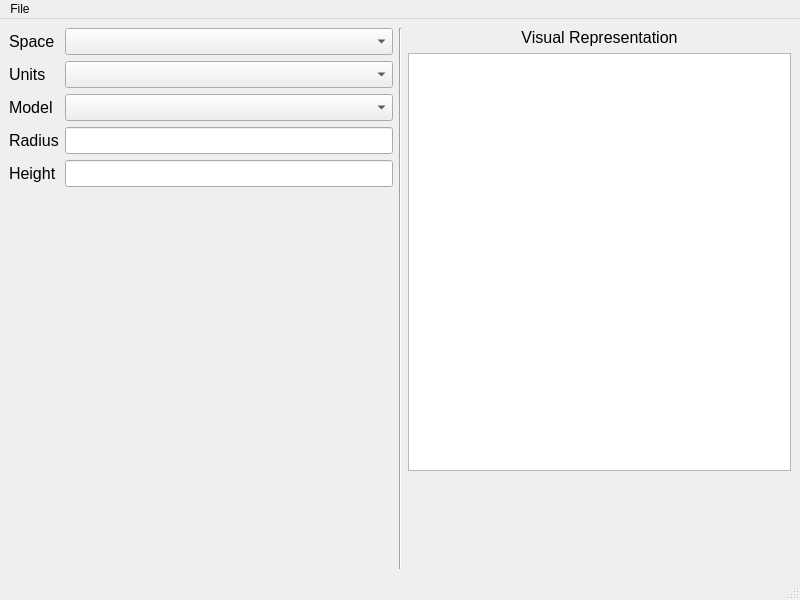
Above: mainwindow.ui from grandrx10/ShapeLooker before the change. Below: the same form after it.
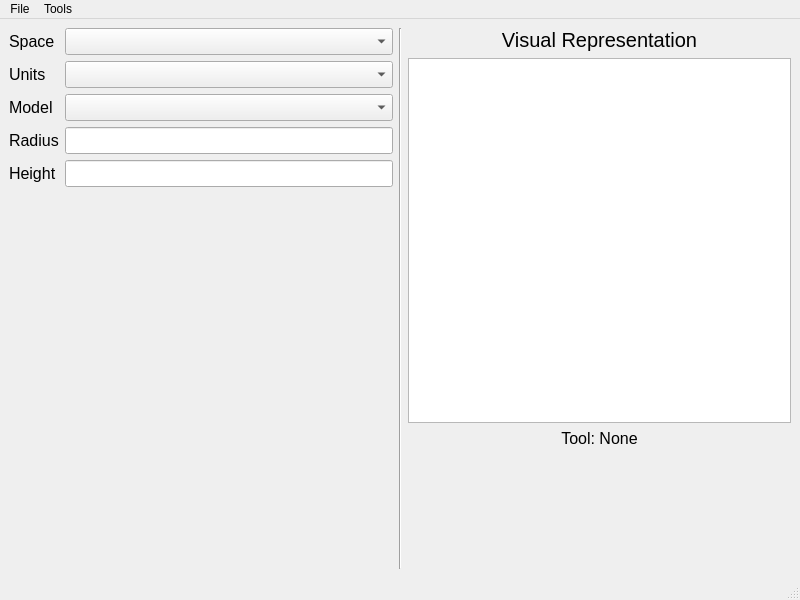
That is the form after the change.

Commit message: Added the toolbar, and tools: circle, rectangle, line, eraser

What changed in the file:
```diff
--- a/mainwindow.ui
+++ b/mainwindow.ui
@@ -14,42 +14,9 @@
    <string>MainWindow</string>
   </property>
   <widget class="QWidget" name="centralwidget">
-   <layout class="QGridLayout" name="gridLayout_2">
-    <item row="0" column="2">
-     <layout class="QGridLayout" name="gridLayout_3" rowstretch="0,3,0" columnstretch="0">
-      <item row="0" column="0">
-       <widget class="QLabel" name="label_6">
-        <property name="font">
-         <font>
-          <pointsize>12</pointsize>
-         </font>
-        </property>
-        <property name="text">
-         <string>Visual Representation</string>
-        </property>
-        <property name="alignment">
-         <set>Qt::AlignmentFlag::AlignCenter</set>
-        </property>
-       </widget>
-      </item>
-      <item row="2" column="0">
-       <spacer name="verticalSpacer">
-        <property name="orientation">
-         <enum>Qt::Orientation::Vertical</enum>
-        </property>
-        <property name="sizeHint" stdset="0">
-         <size>
-          <width>20</width>
-          <height>98</height>
-         </size>
-        </property>
-       </spacer>
-      </item>
-      <item row="1" column="0">
-       <widget class="QGraphicsView" name="graphicsView"/>
-      </item>
-     </layout>
-    </item>
+   <layout class="QHBoxLayout" name="horizontalLayout">
+    <item>
+     <layout class="QGridLayout" name="gridLayout_3">
     <item row="0" column="0">
      <layout class="QGridLayout" name="gridLayout">
       <item row="0" column="0">
@@ -179,6 +146,58 @@
       </property>
      </widget>
     </item>
+      <item row="0" column="2">
+       <layout class="QGridLayout" name="gridLayout_2" rowstretch="0,3,0,1">
+        <item row="0" column="0">
+         <widget class="QLabel" name="label_6">
+          <property name="font">
+           <font>
+            <pointsize>15</pointsize>
+           </font>
+          </property>
+          <property name="text">
+           <string>Visual Representation</string>
+          </property>
+          <property name="alignment">
+           <set>Qt::AlignmentFlag::AlignCenter</set>
+          </property>
+         </widget>
+        </item>
+        <item row="1" column="0">
+         <widget class="QGraphicsView" name="graphicsView"/>
+        </item>
+        <item row="2" column="0">
+         <widget class="QLabel" name="labelTool">
+          <property name="font">
+           <font>
+            <pointsize>12</pointsize>
+           </font>
+          </property>
+          <property name="text">
+           <string>Tool: None</string>
+          </property>
+          <property name="alignment">
+           <set>Qt::AlignmentFlag::AlignCenter</set>
+          </property>
+         </widget>
+        </item>
+        <item row="3" column="0">
+         <spacer name="verticalSpacer">
+          <property name="orientation">
+           <enum>Qt::Orientation::Vertical</enum>
+          </property>
+          <property name="sizeHint" stdset="0">
+           <size>
+            <width>20</width>
+            <height>98</height>
+           </size>
+          </property>
+         </spacer>
+        </item>
+       </layout>
+      </item>
+     </layout>
+    </item>
    </layout>
   </widget>
   <widget class="QMenuBar" name="menubar">
@@ -187,7 +206,7 @@
      <x>0</x>
      <y>0</y>
      <width>800</width>
-     <height>21</height>
+     <height>25</height>
     </rect>
    </property>
    <widget class="QMenu" name="menuFile">
@@ -197,7 +216,25 @@
     <addaction name="actionSave"/>
     <addaction name="actionLoad"/>
    </widget>
+   <widget class="QMenu" name="menuTools">
+    <property name="title">
+     <string>Tools</string>
+    </property>
+    <widget class="QMenu" name="menuDraw_Circle">
+     <property name="title">
+      <string>Draw Circle</string>
+     </property>
+     <addaction name="actionCornerCircleTool"/>
+     <addaction name="actionCenterCircleTool"/>
+    </widget>
+    <addaction name="actionNoTool"/>
+    <addaction name="actionLineTool"/>
+    <addaction name="actionRectTool"/>
+    <addaction name="menuDraw_Circle"/>
+    <addaction name="actionEraserTool"/>
+   </widget>
    <addaction name="menuFile"/>
+   <addaction name="menuTools"/>
   </widget>
   <widget class="QStatusBar" name="statusbar"/>
   <action name="actionSave">
```
Left out of the diff: 30 changed lines with no effect on the pictures. Lines whose indentation alone changed are shown as unchanged. The commit also changes 99 other files.
